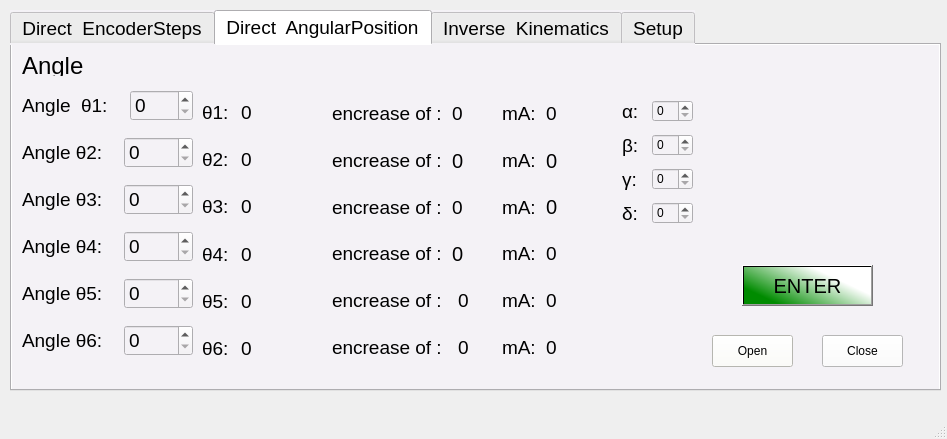
Above: pyUi/ScorbotUI/pyqtLib/qtfiles/UiClass.ui from Alfystar/Scorbot-CA before the change. Below: the same form after it.
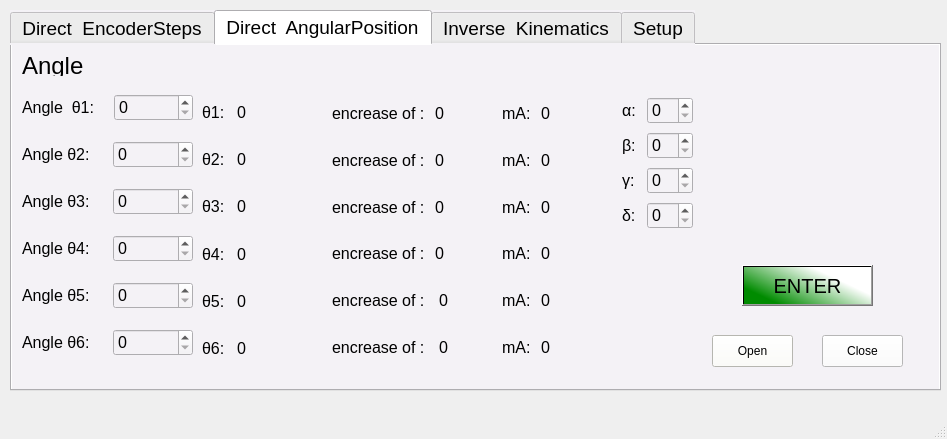
That is the form after the change. The open tabs and pages were chosen to show the change. Icons and pictures are not drawn.

Commit message: Prova sistemazione grafica

What changed in the file:
```diff
--- a/pyUi/ScorbotUI/pyqtLib/qtfiles/UiClass.ui
+++ b/pyUi/ScorbotUI/pyqtLib/qtfiles/UiClass.ui
@@ -1047,7 +1047,7 @@
            </property>
            <property name="font">
             <font>
-             <pointsize>14</pointsize>
+             <pointsize>12</pointsize>
             </font>
            </property>
            <property name="text">
@@ -1059,7 +1059,7 @@
           <widget class="QLabel" name="ma1_value1_direct">
            <property name="font">
             <font>
-             <pointsize>14</pointsize>
+             <pointsize>12</pointsize>
             </font>
            </property>
            <property name="text">
@@ -1084,7 +1084,7 @@
            </property>
            <property name="font">
             <font>
-             <pointsize>14</pointsize>
+             <pointsize>12</pointsize>
             </font>
            </property>
            <property name="text">
@@ -1096,7 +1096,7 @@
           <widget class="QLabel" name="ma2_value2_direct">
            <property name="font">
             <font>
-             <pointsize>15</pointsize>
+             <pointsize>12</pointsize>
             </font>
            </property>
            <property name="text">
@@ -1118,7 +1118,7 @@
            </property>
            <property name="font">
             <font>
-             <pointsize>14</pointsize>
+             <pointsize>12</pointsize>
             </font>
            </property>
            <property name="text">
@@ -1130,7 +1130,7 @@
           <widget class="QLabel" name="ma3_value3_direct">
            <property name="font">
             <font>
-             <pointsize>15</pointsize>
+             <pointsize>12</pointsize>
             </font>
            </property>
            <property name="text">
@@ -1152,7 +1152,7 @@
            </property>
            <property name="font">
             <font>
-             <pointsize>14</pointsize>
+             <pointsize>12</pointsize>
             </font>
            </property>
            <property name="text">
@@ -1164,7 +1164,7 @@
           <widget class="QLabel" name="ma4_value4_direct">
            <property name="font">
             <font>
-             <pointsize>14</pointsize>
+             <pointsize>12</pointsize>
             </font>
            </property>
            <property name="text">
@@ -1186,7 +1186,7 @@
            </property>
            <property name="font">
             <font>
-             <pointsize>14</pointsize>
+             <pointsize>12</pointsize>
             </font>
            </property>
            <property name="text">
@@ -1198,7 +1198,7 @@
           <widget class="QLabel" name="ma5_value5_direct">
            <property name="font">
             <font>
-             <pointsize>14</pointsize>
+             <pointsize>12</pointsize>
             </font>
            </property>
            <property name="text">
@@ -1220,7 +1220,7 @@
            </property>
            <property name="font">
             <font>
-             <pointsize>14</pointsize>
+             <pointsize>12</pointsize>
             </font>
            </property>
            <property name="text">
@@ -1232,7 +1232,7 @@
           <widget class="QLabel" name="ma6_value6_direct">
            <property name="font">
             <font>
-             <pointsize>14</pointsize>
+             <pointsize>12</pointsize>
             </font>
            </property>
            <property name="text">
@@ -1274,7 +1274,7 @@
            </property>
            <property name="font">
             <font>
-             <pointsize>14</pointsize>
+             <pointsize>12</pointsize>
             </font>
            </property>
            <property name="text">
@@ -1286,7 +1286,7 @@
           <widget class="QLabel" name="tetaDir_1value">
            <property name="font">
             <font>
-             <pointsize>14</pointsize>
+             <pointsize>12</pointsize>
             </font>
            </property>
            <property name="text">
@@ -1308,7 +1308,7 @@
            </property>
            <property name="font">
             <font>
-             <pointsize>14</pointsize>
+             <pointsize>12</pointsize>
             </font>
            </property>
            <property name="text">
@@ -1320,7 +1320,7 @@
           <widget class="QLabel" name="tetaDir_2value">
            <property name="font">
             <font>
-             <pointsize>14</pointsize>
+             <pointsize>12</pointsize>
             </font>
            </property>
            <property name="text">
@@ -1342,7 +1342,7 @@
            </property>
            <property name="font">
             <font>
-             <pointsize>14</pointsize>
+             <pointsize>12</pointsize>
             </font>
            </property>
            <property name="text">
@@ -1354,7 +1354,7 @@
           <widget class="QLabel" name="tetaDir_3value">
            <property name="font">
             <font>
-             <pointsize>14</pointsize>
+             <pointsize>12</pointsize>
             </font>
            </property>
            <property name="text">
@@ -1376,7 +1376,7 @@
            </property>
            <property name="font">
             <font>
-             <pointsize>14</pointsize>
+             <pointsize>12</pointsize>
             </font>
            </property>
            <property name="text">
@@ -1388,7 +1388,7 @@
           <widget class="QLabel" name="tetaDir_4value">
            <property name="font">
             <font>
-             <pointsize>14</pointsize>
+             <pointsize>12</pointsize>
             </font>
            </property>
            <property name="text">
@@ -1410,7 +1410,7 @@
            </property>
            <property name="font">
             <font>
-             <pointsize>14</pointsize>
+             <pointsize>12</pointsize>
             </font>
            </property>
            <property name="text">
@@ -1422,7 +1422,7 @@
           <widget class="QLabel" name="tetaDir_5value">
            <property name="font">
             <font>
-             <pointsize>14</pointsize>
+             <pointsize>12</pointsize>
             </font>
            </property>
            <property name="text">
@@ -1444,7 +1444,7 @@
            </property>
            <property name="font">
             <font>
-             <pointsize>14</pointsize>
+             <pointsize>12</pointsize>
             </font>
            </property>
            <property name="text">
@@ -1456,7 +1456,7 @@
           <widget class="QLabel" name="tetaDir_6value">
            <property name="font">
             <font>
-             <pointsize>14</pointsize>
+             <pointsize>12</pointsize>
             </font>
            </property>
            <property name="text">
@@ -1487,7 +1487,7 @@
           <widget class="QLabel" name="Angle1_dir">
            <property name="font">
             <font>
-             <pointsize>14</pointsize>
+             <pointsize>12</pointsize>
             </font>
            </property>
            <property name="text">
@@ -1499,7 +1499,7 @@
           <widget class="QSpinBox" name="AngleDir_1">
            <property name="font">
             <font>
-             <pointsize>14</pointsize>
+             <pointsize>12</pointsize>
             </font>
            </property>
           </widget>
@@ -1512,7 +1512,7 @@
           <widget class="QLabel" name="Angle2_dir">
            <property name="font">
             <font>
-             <pointsize>14</pointsize>
+             <pointsize>12</pointsize>
             </font>
            </property>
            <property name="text">
@@ -1524,7 +1524,7 @@
           <widget class="QSpinBox" name="AngleDir_2">
            <property name="font">
             <font>
-             <pointsize>14</pointsize>
+             <pointsize>12</pointsize>
             </font>
            </property>
           </widget>
@@ -1537,7 +1537,7 @@
           <widget class="QLabel" name="Angle3_dir">
            <property name="font">
             <font>
-             <pointsize>14</pointsize>
+             <pointsize>12</pointsize>
             </font>
            </property>
            <property name="text">
@@ -1549,7 +1549,7 @@
           <widget class="QSpinBox" name="AngleDir_3">
            <property name="font">
             <font>
-             <pointsize>14</pointsize>
+             <pointsize>12</pointsize>
             </font>
            </property>
           </widget>
@@ -1562,7 +1562,7 @@
           <widget class="QLabel" name="Angle4_dir">
            <property name="font">
             <font>
-             <pointsize>14</pointsize>
+             <pointsize>12</pointsize>
             </font>
            </property>
            <property name="text">
@@ -1574,7 +1574,7 @@
           <widget class="QSpinBox" name="AngleDir_4">
            <property name="font">
             <font>
-             <pointsize>14</pointsize>
+             <pointsize>12</pointsize>
             </font>
            </property>
           </widget>
@@ -1587,7 +1587,7 @@
           <widget class="QLabel" name="Angle5_dir">
            <property name="font">
             <font>
-             <pointsize>14</pointsize>
+             <pointsize>12</pointsize>
             </font>
            </property>
            <property name="text">
@@ -1599,7 +1599,7 @@
           <widget class="QSpinBox" name="AngleDir_5">
            <property name="font">
             <font>
-             <pointsize>14</pointsize>
+             <pointsize>12</pointsize>
             </font>
            </property>
           </widget>
@@ -1612,7 +1612,7 @@
           <widget class="QLabel" name="Angle6_dir">
            <property name="font">
             <font>
-             <pointsize>14</pointsize>
+             <pointsize>12</pointsize>
             </font>
            </property>
            <property name="text">
@@ -1624,7 +1624,7 @@
           <widget class="QSpinBox" name="AngleDir_6">
            <property name="font">
             <font>
-             <pointsize>14</pointsize>
+             <pointsize>12</pointsize>
             </font>
            </property>
           </widget>
@@ -1642,6 +1642,11 @@
         <height>271</height>
        </rect>
       </property>
+      <property name="font">
+       <font>
+        <pointsize>12</pointsize>
+       </font>
+      </property>
       <layout class="QVBoxLayout" name="VEncDir_2">
        <property name="spacing">
         <number>10</number>
@@ -1655,7 +1660,7 @@
           <widget class="QLabel" name="encrease1_2">
            <property name="font">
             <font>
-             <pointsize>14</pointsize>
+             <pointsize>12</pointsize>
             </font>
            </property>
            <property name="text">
@@ -1667,7 +1672,7 @@
           <widget class="QLabel" name="encrease_value1_2">
            <property name="font">
             <font>
-             <pointsize>14</pointsize>
+             <pointsize>12</pointsize>
             </font>
            </property>
            <property name="text">
@@ -1683,7 +1688,7 @@
           <widget class="QLabel" name="encrease2_2">
            <property name="font">
             <font>
-             <pointsize>14</pointsize>
+             <pointsize>12</pointsize>
             </font>
            </property>
            <property name="text">
@@ -1695,7 +1700,7 @@
           <widget class="QLabel" name="encrease_value2_2">
            <property name="font">
             <font>
-             <pointsize>15</pointsize>
+             <pointsize>12</pointsize>
             </font>
            </property>
            <property name="text">
@@ -1711,7 +1716,7 @@
           <widget class="QLabel" name="encrease3_2">
            <property name="font">
             <font>
-             <pointsize>14</pointsize>
+             <pointsize>12</pointsize>
             </font>
            </property>
            <property name="text">
@@ -1726,7 +1731,7 @@
           <widget class="QLabel" name="encrease_value3_2">
            <property name="font">
             <font>
-             <pointsize>14</pointsize>
+             <pointsize>12</pointsize>
             </font>
            </property>
            <property name="text">
@@ -1742,7 +1747,7 @@
           <widget class="QLabel" name="encrease4_2">
            <property name="font">
             <font>
-             <pointsize>14</pointsize>
+             <pointsize>12</pointsize>
             </font>
            </property>
            <property name="text">
@@ -1760,7 +1765,7 @@
           <widget class="QLabel" name="encrease_value4_2">
            <property name="font">
             <font>
-             <pointsize>15</pointsize>
+             <pointsize>12</pointsize>
             </font>
            </property>
            <property name="text">
@@ -1776,7 +1781,7 @@
           <widget class="QLabel" name="encrease5_2">
            <property name="font">
             <font>
-             <pointsize>14</pointsize>
+             <pointsize>12</pointsize>
             </font>
            </property>
            <property name="text">
@@ -1788,7 +1793,7 @@
           <widget class="QLabel" name="encrease_value5_2">
            <property name="font">
             <font>
-             <pointsize>14</pointsize>
+             <pointsize>12</pointsize>
             </font>
            </property>
            <property name="text">
@@ -1804,7 +1809,7 @@
           <widget class="QLabel" name="encrease6_2">
            <property name="font">
             <font>
-             <pointsize>14</pointsize>
+             <pointsize>12</pointsize>
             </font>
            </property>
            <property name="text">
@@ -1816,7 +1821,7 @@
           <widget class="QLabel" name="encrease_value6_2">
            <property name="font">
             <font>
-             <pointsize>14</pointsize>
+             <pointsize>12</pointsize>
             </font>
            </property>
            <property name="text">
@@ -1860,7 +1865,7 @@
           <widget class="QLabel" name="alpha_6">
            <property name="font">
             <font>
-             <pointsize>14</pointsize>
+             <pointsize>12</pointsize>
             </font>
            </property>
            <property name="text">
@@ -1869,7 +1874,13 @@
           </widget>
          </item>
          <item>
-          <widget class="QSpinBox" name="alphaValue"/>
+          <widget class="QSpinBox" name="alphaValue">
+           <property name="font">
+            <font>
+             <pointsize>12</pointsize>
+            </font>
+           </property>
+          </widget>
          </item>
         </layout>
        </item>
@@ -1879,7 +1890,7 @@
           <widget class="QLabel" name="beta_4">
            <property name="font">
             <font>
-             <pointsize>14</pointsize>
+             <pointsize>12</pointsize>
             </font>
            </property>
            <property name="text">
@@ -1888,7 +1899,13 @@
           </widget>
          </item>
          <item>
-          <widget class="QSpinBox" name="betaValue"/>
+          <widget class="QSpinBox" name="betaValue">
+           <property name="font">
+            <font>
+             <pointsize>12</pointsize>
+            </font>
+           </property>
+          </widget>
          </item>
         </layout>
        </item>
@@ -1898,7 +1915,7 @@
           <widget class="QLabel" name="gamma_3">
            <property name="font">
             <font>
-             <pointsize>14</pointsize>
+             <pointsize>12</pointsize>
             </font>
            </property>
            <property name="text">
@@ -1907,7 +1924,13 @@
           </widget>
          </item>
          <item>
-          <widget class="QSpinBox" name="gammaValue"/>
+          <widget class="QSpinBox" name="gammaValue">
+           <property name="font">
+            <font>
+             <pointsize>12</pointsize>
+            </font>
+           </property>
+          </widget>
          </item>
         </layout>
        </item>
@@ -1917,7 +1940,7 @@
           <widget class="QLabel" name="delta_3">
            <property name="font">
             <font>
-             <pointsize>14</pointsize>
+             <pointsize>12</pointsize>
             </font>
            </property>
            <property name="text">
@@ -1926,7 +1949,13 @@
           </widget>
          </item>
          <item>
-          <widget class="QSpinBox" name="deltaValue"/>
+          <widget class="QSpinBox" name="deltaValue">
+           <property name="font">
+            <font>
+             <pointsize>12</pointsize>
+            </font>
+           </property>
+          </widget>
          </item>
         </layout>
        </item>
```
Left out of the diff: 110 changed lines with no effect on the pictures. The commit also changes 1 other file.
